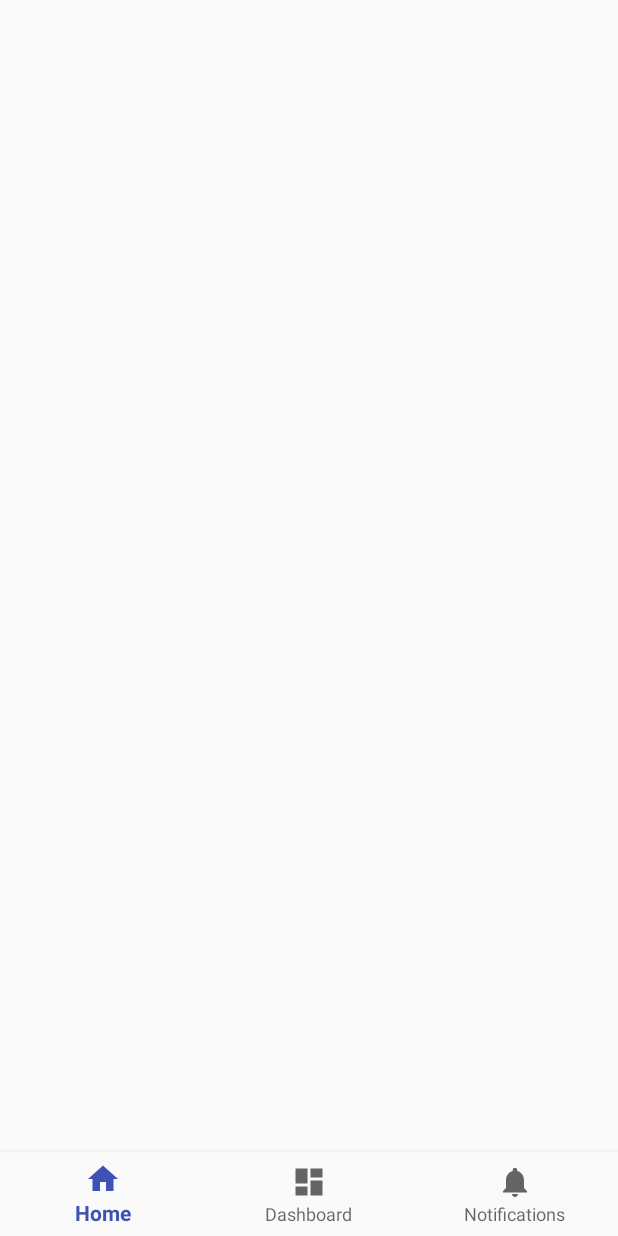
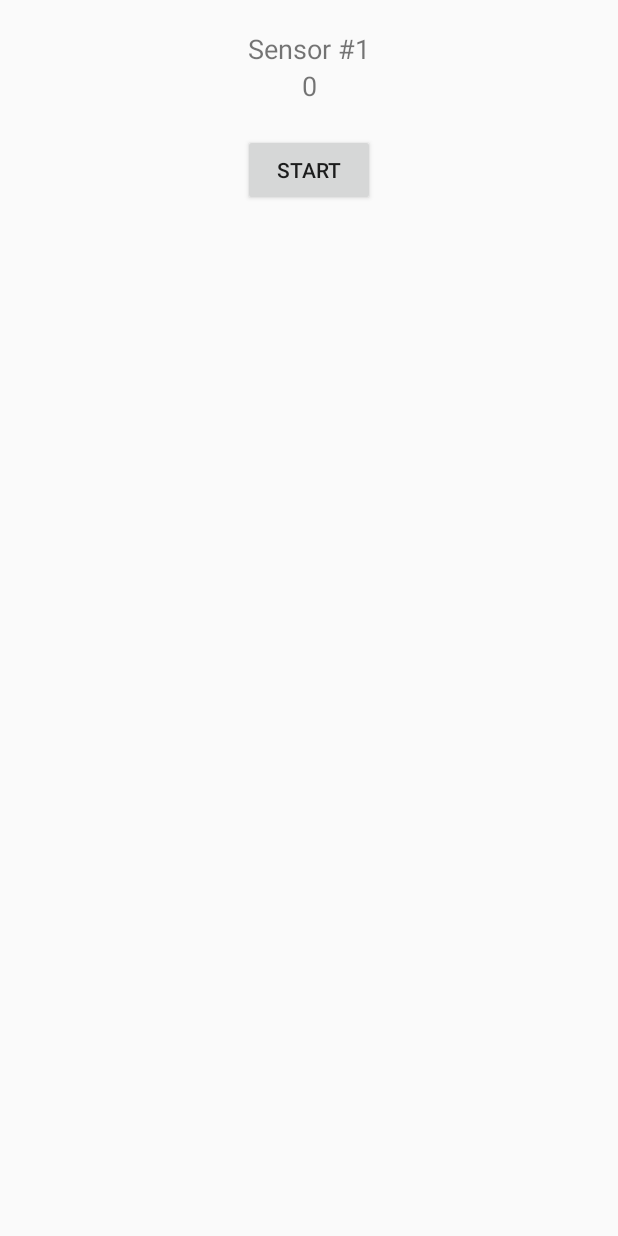
Before and after one commit to luizguilhermefr/CropMonitorAndroid, an Android app: the layout activity_main.xml on its own in the app's theme, with its tools: preview values and no code run, on a phone screen of 412 x 824 dp. Run offline under Robolectric (Android 15) with nearby library versions, the phone set to English and light mode, and no system bars.

```diff
--- a/app/src/main/res/layout/activity_main.xml
+++ b/app/src/main/res/layout/activity_main.xml
@@ -1,29 +1,53 @@
 <?xml version="1.0" encoding="utf-8"?>
-<android.support.constraint.ConstraintLayout
-    xmlns:android="http://schemas.android.com/apk/res/android"
-    xmlns:app="http://schemas.android.com/apk/res-auto"
+<LinearLayout xmlns:android="http://schemas.android.com/apk/res/android"
     xmlns:tools="http://schemas.android.com/tools"
     android:id="@+id/container"
     android:layout_width="match_parent"
     android:layout_height="match_parent"
+    android:gravity="center_horizontal"
+    android:orientation="vertical"
     tools:context="br.unioeste.cropmonitor.MainActivity">
 
-    <FrameLayout
+    <ScrollView
         android:layout_width="match_parent"
-        android:layout_height="match_parent"
-        android:id="@+id/mainFrame">
-    </FrameLayout>
+        android:layout_height="wrap_content"
+        android:orientation="vertical">
 
-    <android.support.design.widget.BottomNavigationView
-        android:id="@+id/navigation"
-        android:layout_width="0dp"
+        <LinearLayout
+            android:layout_width="match_parent"
+            android:layout_height="wrap_content"
+            android:layout_marginBottom="10dp"
+            android:layout_marginLeft="20dp"
+            android:layout_marginRight="20dp"
+            android:layout_marginTop="10dp"
+            android:orientation="vertical"
+            android:padding="10dp">
+
+            <TextView
+                android:id="@+id/sensor1Title"
+                android:layout_width="match_parent"
+                android:layout_height="wrap_content"
+                android:text="@string/sensor1_title"
+                android:textAlignment="center"
+                android:textAllCaps="false"
+                android:textSize="18sp" />
+
+            <TextView
+                android:id="@+id/sensor1Content"
+                android:layout_width="match_parent"
+                android:layout_height="wrap_content"
+                android:text="0"
+                android:textAlignment="center"
+                android:textSize="18sp" />
+
+        </LinearLayout>
+    </ScrollView>
+
+    <Button
+        android:id="@+id/startPollingBtn"
+        android:layout_width="wrap_content"
         android:layout_height="wrap_content"
-        android:layout_marginEnd="0dp"
-        android:layout_marginStart="0dp"
-        android:background="?android:attr/windowBackground"
-        app:layout_constraintBottom_toBottomOf="parent"
-        app:layout_constraintLeft_toLeftOf="parent"
-        app:layout_constraintRight_toRightOf="parent"
-        app:menu="@menu/navigation" />
+        android:text="@string/start"
+        android:textAlignment="center" />
 
-</android.support.constraint.ConstraintLayout>
+</LinearLayout>
```
Also changed, not shown: app/src/main/java/br/unioeste/cropmonitor/MainActivity.java (+88 -41 lines), app/src/main/java/br/unioeste/cropmonitor/MonitorFragment.java (deleted, +0 -113 lines), app/src/main/java/br/unioeste/cropmonitor/connection/BluetoothConnection.java (+2 -35 lines), app/src/main/res/layout/fragment_monitor.xml (deleted, +0 -51 lines).
